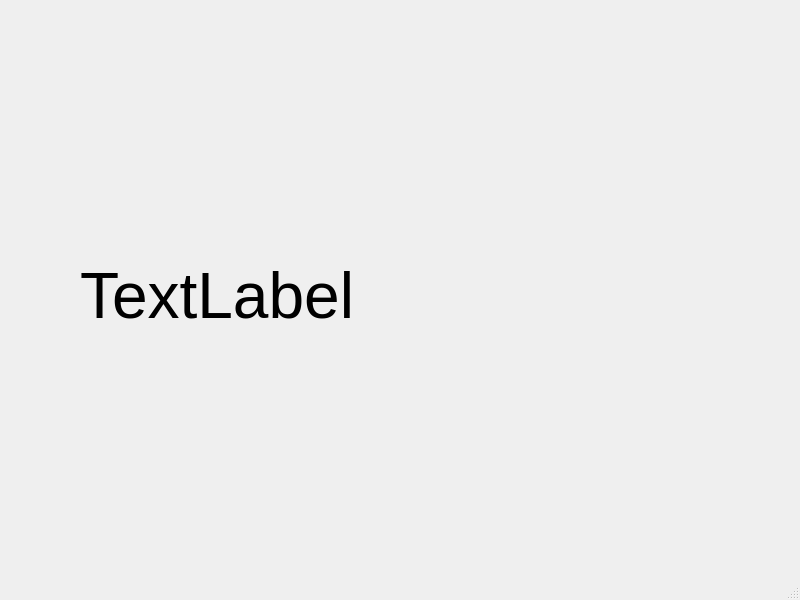
ssaannjjaayy/fitness-first, file home.ui: the form before one commit.
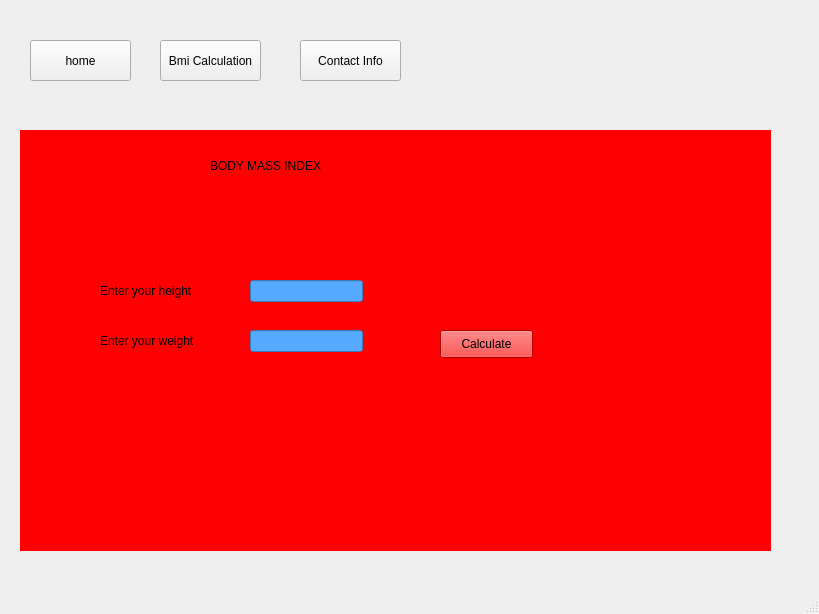
The form after the commit. The open tabs and pages were chosen to show the change. Icons and pictures are not drawn.

Patch:
```diff
--- a/home.ui
+++ b/home.ui
@@ -6,30 +6,217 @@
    <rect>
     <x>0</x>
     <y>0</y>
-    <width>800</width>
-    <height>600</height>
+    <width>819</width>
+    <height>614</height>
    </rect>
   </property>
   <property name="windowTitle">
    <string>MainWindow</string>
   </property>
   <widget class="QWidget" name="centralwidget">
-   <widget class="QLabel" name="name">
+   <widget class="QStackedWidget" name="homeStack">
     <property name="geometry">
      <rect>
-      <x>80</x>
-      <y>50</y>
-      <width>661</width>
-      <height>491</height>
+      <x>20</x>
+      <y>130</y>
+      <width>751</width>
+      <height>421</height>
      </rect>
     </property>
-    <property name="font">
-     <font>
-      <pointsize>48</pointsize>
-     </font>
+    <property name="styleSheet">
+     <string notr="true">background-color: rgb(255, 0, 0);
+background-image: url(:/.img/ss.jpg);</string>
     </property>
+    <property name="currentIndex">
+     <number>0</number>
+    </property>
+    <widget class="QWidget" name="page">
+     <widget class="QLabel" name="name">
+      <property name="geometry">
+       <rect>
+        <x>50</x>
+        <y>30</y>
+        <width>661</width>
+        <height>241</height>
+       </rect>
+      </property>
+      <property name="font">
+       <font>
+        <pointsize>48</pointsize>
+       </font>
+      </property>
+      <property name="styleSheet">
+       <string notr="true">background-color: rgb(170, 255, 255);</string>
+      </property>
+      <property name="text">
+       <string>TextLabel</string>
+      </property>
+     </widget>
+    </widget>
+    <widget class="QWidget" name="page_2">
+     <widget class="QLabel" name="label">
+      <property name="geometry">
+       <rect>
+        <x>190</x>
+        <y>10</y>
+        <width>301</width>
+        <height>51</height>
+       </rect>
+      </property>
+      <property name="styleSheet">
+       <string notr="true">font: 75 14pt &quot;MS Shell Dlg 2&quot;;</string>
+      </property>
+      <property name="text">
+       <string>BODY MASS INDEX</string>
+      </property>
+     </widget>
+     <widget class="QLabel" name="label_2">
+      <property name="geometry">
+       <rect>
+        <x>80</x>
+        <y>140</y>
+        <width>161</width>
+        <height>41</height>
+       </rect>
+      </property>
+      <property name="text">
+       <string>Enter your height </string>
+      </property>
+     </widget>
+     <widget class="QLabel" name="label_3">
+      <property name="geometry">
+       <rect>
+        <x>80</x>
+        <y>190</y>
+        <width>161</width>
+        <height>41</height>
+       </rect>
+      </property>
+      <property name="text">
+       <string>Enter your weight</string>
+      </property>
+     </widget>
+     <widget class="QLineEdit" name="lineEdit">
+      <property name="geometry">
+       <rect>
+        <x>230</x>
+        <y>150</y>
+        <width>113</width>
+        <height>22</height>
+       </rect>
+      </property>
+      <property name="styleSheet">
+       <string notr="true">background-color: rgb(85, 170, 255);</string>
+      </property>
+     </widget>
+     <widget class="QLineEdit" name="lineEdit_2">
+      <property name="geometry">
+       <rect>
+        <x>230</x>
+        <y>200</y>
+        <width>113</width>
+        <height>22</height>
+       </rect>
+      </property>
+      <property name="styleSheet">
+       <string notr="true">background-color: rgb(85, 170, 255);</string>
+      </property>
+     </widget>
+     <widget class="QLabel" name="label_4">
+      <property name="geometry">
+       <rect>
+        <x>170</x>
+        <y>300</y>
+        <width>301</width>
+        <height>61</height>
+       </rect>
+      </property>
+      <property name="text">
+       <string/>
+      </property>
+     </widget>
+     <widget class="QPushButton" name="pushButton_3">
+      <property name="geometry">
+       <rect>
+        <x>420</x>
+        <y>200</y>
+        <width>93</width>
+        <height>28</height>
+       </rect>
+      </property>
+      <property name="text">
+       <string>Calculate</string>
+      </property>
+     </widget>
+    </widget>
+    <widget class="QWidget" name="page_3">
+     <widget class="QLabel" name="label_5">
+      <property name="geometry">
+       <rect>
+        <x>110</x>
+        <y>30</y>
+        <width>411</width>
+        <height>261</height>
+       </rect>
+      </property>
+      <property name="font">
+       <font>
+        <pointsize>10</pointsize>
+        <weight>75</weight>
+        <bold>true</bold>
+       </font>
+      </property>
+      <property name="styleSheet">
+       <string notr="true">&lt;b&gt;THE MATRIX&lt;/b&gt;
+Computer engineering First Year Second sem student 
+Manish Baral
+Prabin Lamsal
+Sumit Khanal
+Sanjay Khanal</string>
+      </property>
+      <property name="text">
+       <string>THE MATRIX</string>
+      </property>
+     </widget>
+    </widget>
+   </widget>
+   <widget class="QPushButton" name="pushButton">
+    <property name="geometry">
+     <rect>
+      <x>30</x>
+      <y>40</y>
+      <width>101</width>
+      <height>41</height>
+     </rect>
+    </property>
     <property name="text">
-     <string>TextLabel</string>
+     <string>home</string>
+    </property>
+   </widget>
+   <widget class="QPushButton" name="pushButton_2">
+    <property name="geometry">
+     <rect>
+      <x>160</x>
+      <y>40</y>
+      <width>101</width>
+      <height>41</height>
+     </rect>
+    </property>
+    <property name="text">
+     <string>Bmi Calculation</string>
+    </property>
+   </widget>
+   <widget class="QPushButton" name="pushButton_4">
+    <property name="geometry">
+     <rect>
+      <x>300</x>
+      <y>40</y>
+      <width>101</width>
+      <height>41</height>
+     </rect>
+    </property>
+    <property name="text">
+     <string>Contact Info</string>
     </property>
    </widget>
   </widget>
```
Left out of the diff: 2 changed lines with no effect on the pictures.
